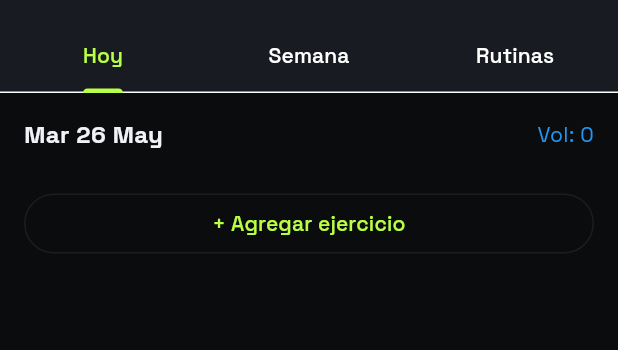
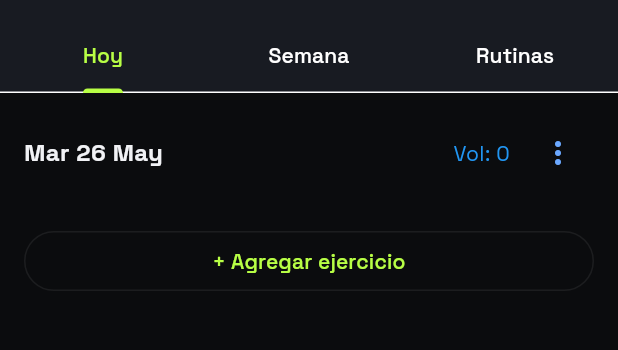
Before and after one commit to gabrielwaunous/workoutApp, a Flutter app: the screen it shows after launch, on a phone screen of 412 x 824 dp, the part 63-413 px from its top. Run offline on Flutter 3.47's test engine with Material 3 defaults, Android fonts, the phone set to English and light mode, and no system bars; our stand-ins replace drift, flutter_riverpod, google_fonts; accounts and stored records are empty; generated files the repository leaves out were written again.

Commit message:
feat: wire HIIT/strength type routing in TodayScreen with type toggle

```diff
--- a/lib/features/today/today_screen.dart
+++ b/lib/features/today/today_screen.dart
@@ -1,10 +1,11 @@
-// lib/features/today/today_screen.dart
 import 'package:flutter/material.dart';
 import 'package:flutter_riverpod/flutter_riverpod.dart';
 import 'package:drift/drift.dart' show Value;
-import '../../core/database/app_database.dart';
-import '../../core/muscle_group_detector.dart';
-import '../../providers.dart';
+import 'package:workout_app/core/database/app_database.dart';
+import 'package:workout_app/core/muscle_group_detector.dart';
+import 'package:workout_app/core/theme/app_theme.dart';
+import 'package:workout_app/features/hiit/hiit_planning_content.dart';
+import 'package:workout_app/providers.dart';
 import 'exercise_card.dart';
 import 'providers.dart';
 
@@ -56,13 +57,38 @@ class TodayContent extends ConsumerWidget {
 
   @override
   Widget build(BuildContext context, WidgetRef ref) {
-    final exercisesAsync = ref.watch(exercisesBySessionProvider(session.id));
-    final volumeAsync = ref.watch(dailyVolumeProvider(session.id));
+    return Column(
+      children: [
+        _SessionHeader(session: session),
+        Expanded(
+          child: session.type == 'hiit'
+              ? HiitPlanningContent(sessionId: session.id)
+              : _StrengthContent(session: session),
+        ),
+      ],
+    );
+  }
+}
 
-    return CustomScrollView(
-      slivers: [
-        SliverToBoxAdapter(
-          child: Padding(
+String _formatDate(DateTime d) {
+  const days = ['Lun', 'Mar', 'Mié', 'Jue', 'Vie', 'Sáb', 'Dom'];
+  const months = [
+    'Ene', 'Feb', 'Mar', 'Abr', 'May', 'Jun',
+    'Jul', 'Ago', 'Sep', 'Oct', 'Nov', 'Dic'
+  ];
+  return '${days[d.weekday - 1]} ${d.day} ${months[d.month - 1]}';
+}
+
+class _SessionHeader extends ConsumerWidget {
+  const _SessionHeader({required this.session});
+  final WorkoutSession session;
+
+  @override
+  Widget build(BuildContext context, WidgetRef widgetRef) {
+    final volumeAsync = widgetRef.watch(dailyVolumeProvider(session.id));
+    final isHiit = session.type == 'hiit';
+
+    return Padding(
       padding: const EdgeInsets.fromLTRB(16, 16, 16, 8),
       child: Row(
         mainAxisAlignment: MainAxisAlignment.spaceBetween,
@@ -71,6 +97,9 @@ class TodayContent extends ConsumerWidget {
             _formatDate(session.date),
             style: const TextStyle(fontSize: 16, fontWeight: FontWeight.bold),
           ),
+          Row(
+            children: [
+              if (!isHiit)
                 volumeAsync.when(
                   data: (v) => Text(
                     'Vol: ${v.toStringAsFixed(0)}',
@@ -79,10 +108,45 @@ class TodayContent extends ConsumerWidget {
                   loading: () => const SizedBox.shrink(),
                   error: (_, __) => const SizedBox.shrink(),
                 ),
+              const SizedBox(width: 8),
+              PopupMenuButton<String>(
+                icon: Icon(
+                  Icons.more_vert,
+                  color: isHiit ? AppTheme.hiit : AppTheme.fuerza,
+                ),
+                onSelected: (type) async {
+                  final db = widgetRef.read(databaseProvider);
+                  await db.sessionsDao.updateType(session.id, type);
+                },
+                itemBuilder: (_) => const [
+                  PopupMenuItem(
+                    value: 'strength',
+                    child: Text('Fuerza'),
+                  ),
+                  PopupMenuItem(
+                    value: 'hiit',
+                    child: Text('HIIT'),
+                  ),
                 ],
               ),
+            ],
           ),
+        ],
       ),
+    );
+  }
+}
+
+class _StrengthContent extends ConsumerWidget {
+  const _StrengthContent({required this.session});
+  final WorkoutSession session;
+
+  @override
+  Widget build(BuildContext context, WidgetRef ref) {
+    final exercisesAsync = ref.watch(exercisesBySessionProvider(session.id));
+
+    return CustomScrollView(
+      slivers: [
         exercisesAsync.when(
           data: (exercises) {
             final items = _buildItems(exercises);
@@ -116,15 +180,6 @@ class TodayContent extends ConsumerWidget {
         ),
       ],
     );
-  }
-
-  String _formatDate(DateTime d) {
-    const days = ['Lun', 'Mar', 'Mié', 'Jue', 'Vie', 'Sáb', 'Dom'];
-    const months = [
-      'Ene', 'Feb', 'Mar', 'Abr', 'May', 'Jun',
-      'Jul', 'Ago', 'Sep', 'Oct', 'Nov', 'Dic'
-    ];
-    return '${days[d.weekday - 1]} ${d.day} ${months[d.month - 1]}';
   }
 
   void _addExercise(BuildContext context, WidgetRef ref, int sessionId) {
```
Lines whose indentation alone changed are shown as unchanged.
